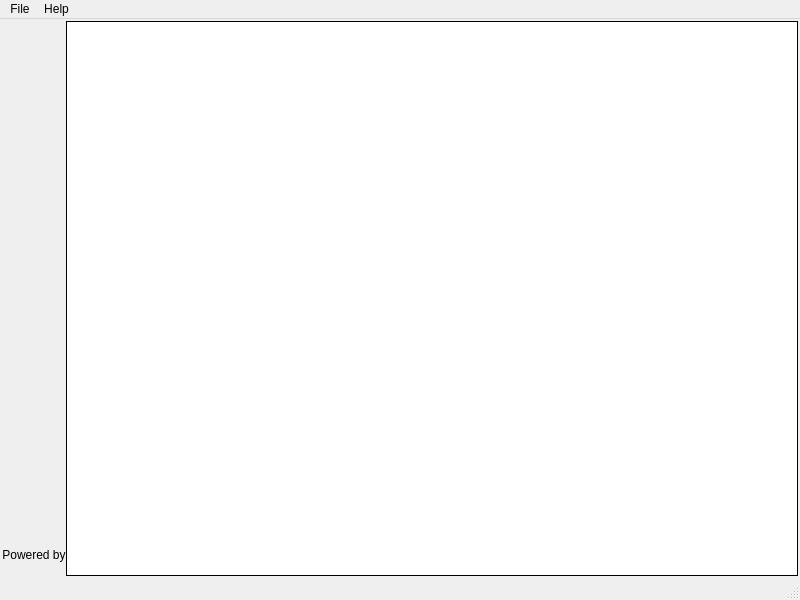
Qt form src/ui/mainwindow.ui (thm-projects/arsnova-overlay) before a commit.
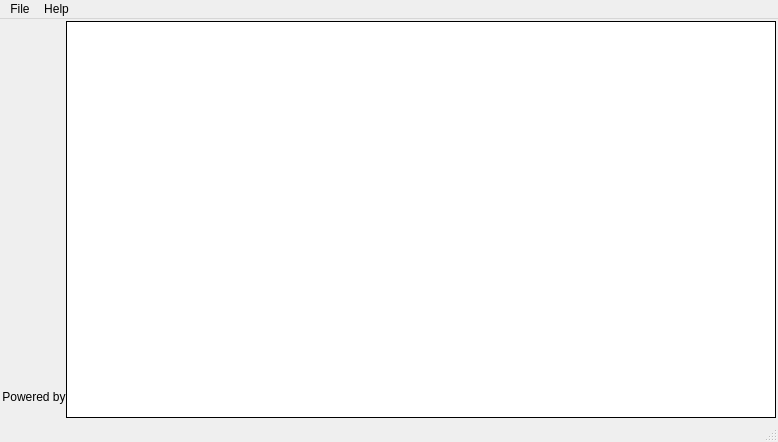
The same form after that commit. Icons and pictures are not drawn.

Commit message:
Added other included plugin widgets to main window
These widgets are:
* Sessions widget
* QR-Code widget

What changed in the file:
```diff
--- a/src/ui/mainwindow.ui
+++ b/src/ui/mainwindow.ui
@@ -6,8 +6,8 @@
    <rect>
     <x>0</x>
     <y>0</y>
-    <width>800</width>
-    <height>600</height>
+    <width>778</width>
+    <height>442</height>
    </rect>
   </property>
   <property name="windowTitle">
@@ -123,8 +123,10 @@
          </sizepolicy>
         </property>
         <property name="styleSheet">
-         <string notr="true">background: white;
-border: 1px solid black;</string>
+         <string notr="true">background: white;</string>
+        </property>
+        <property name="frameShape">
+         <enum>QFrame::Box</enum>
         </property>
        </widget>
       </item>
@@ -137,7 +139,7 @@
     <rect>
      <x>0</x>
      <y>0</y>
-     <width>800</width>
+     <width>778</width>
      <height>18</height>
     </rect>
    </property>
```
The commit also changes 6 other files.
